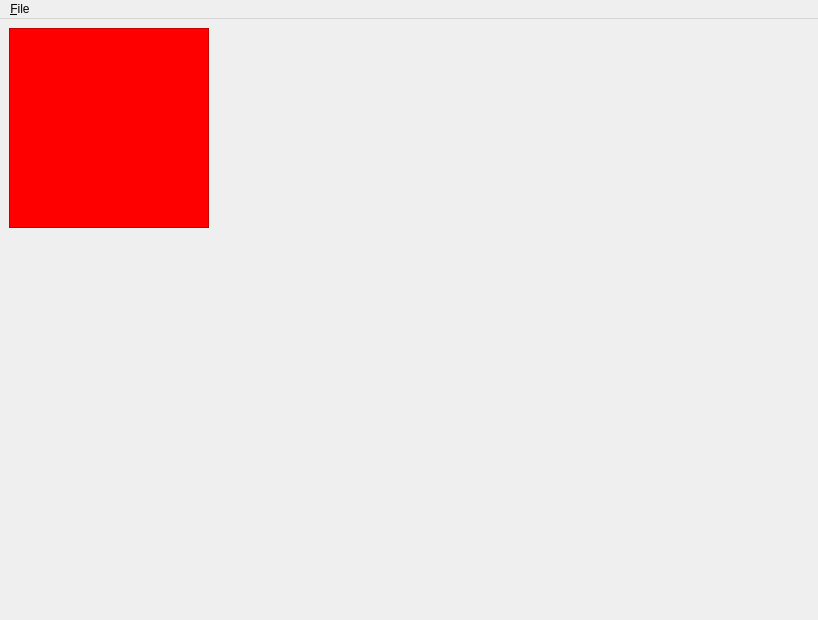
Qt form src/gui/ui/static/main_window.ui (PythBuster/portfolio_rebalancer) before a commit.
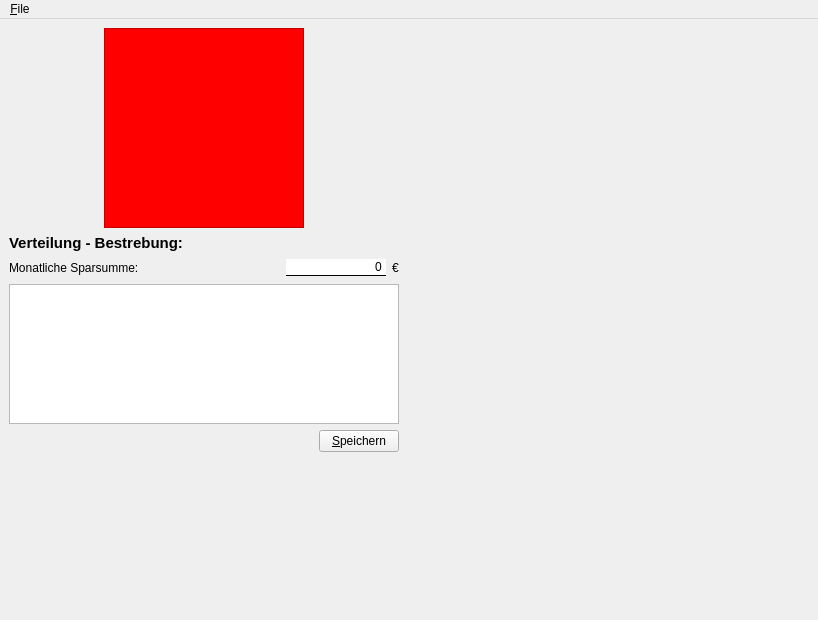
The same form after that commit.

Commit message: feat: added table view with data model for portfolio data (incl dataframe binding) + added db_manager with mockdata.

```diff
--- a/src/gui/ui/static/main_window.ui
+++ b/src/gui/ui/static/main_window.ui
@@ -16,7 +16,7 @@
   <widget class="QWidget" name="centralwidget">
    <layout class="QHBoxLayout" name="horizontalLayout">
     <item>
-     <layout class="QVBoxLayout" name="verticalLayout" stretch="0,0">
+     <layout class="QVBoxLayout" name="verticalLayout" stretch="0,0,0,0,0,0">
       <item>
        <layout class="QHBoxLayout" name="horizontalLayout_2">
         <property name="spacing">
@@ -66,6 +66,118 @@
         </item>
        </layout>
       </item>
+      <item>
+       <widget class="QLabel" name="label_allocation_title">
+        <property name="font">
+         <font>
+          <pointsize>11</pointsize>
+          <bold>true</bold>
+         </font>
+        </property>
+        <property name="text">
+         <string>Verteilung - Bestrebung:</string>
+        </property>
+       </widget>
+      </item>
+      <item>
+       <layout class="QHBoxLayout" name="horizontalLayout_3">
+        <property name="bottomMargin">
+         <number>0</number>
+        </property>
+        <item>
+         <widget class="QLabel" name="monthly_savings_amount">
+          <property name="text">
+           <string>Monatliche Sparsumme:</string>
+          </property>
+         </widget>
+        </item>
+        <item>
+         <spacer name="horizontalSpacer_2">
+          <property name="orientation">
+           <enum>Qt::Orientation::Horizontal</enum>
+          </property>
+          <property name="sizeType">
+           <enum>QSizePolicy::Policy::MinimumExpanding</enum>
+          </property>
+          <property name="sizeHint" stdset="0">
+           <size>
+            <width>10</width>
+            <height>20</height>
+           </size>
+          </property>
+         </spacer>
+        </item>
+        <item>
+         <widget class="QLineEdit" name="lineEdit_monthly_savings_amount">
+          <property name="minimumSize">
+           <size>
+            <width>100</width>
+            <height>0</height>
+           </size>
+          </property>
+          <property name="maximumSize">
+           <size>
+            <width>100</width>
+            <height>16777215</height>
+           </size>
+          </property>
+          <property name="styleSheet">
+           <string notr="true">border: none; border-bottom: 1px solid black;</string>
+          </property>
+          <property name="text">
+           <string>0</string>
+          </property>
+          <property name="alignment">
+           <set>Qt::AlignmentFlag::AlignRight|Qt::AlignmentFlag::AlignTrailing|Qt::AlignmentFlag::AlignVCenter</set>
+          </property>
+         </widget>
+        </item>
+        <item>
+         <widget class="QLabel" name="label_currency">
+          <property name="text">
+           <string>€</string>
+          </property>
+         </widget>
+        </item>
+       </layout>
+      </item>
+      <item>
+       <widget class="QTableView" name="tableView_portfolio_data">
+        <property name="contextMenuPolicy">
+         <enum>Qt::ContextMenuPolicy::NoContextMenu</enum>
+        </property>
+        <property name="sizeAdjustPolicy">
+         <enum>QAbstractScrollArea::SizeAdjustPolicy::AdjustToContents</enum>
+        </property>
+       </widget>
+      </item>
+      <item>
+       <layout class="QHBoxLayout" name="horizontalLayout_4">
+        <property name="bottomMargin">
+         <number>20</number>
+        </property>
+        <item>
+         <spacer name="horizontalSpacer_3">
+          <property name="orientation">
+           <enum>Qt::Orientation::Horizontal</enum>
+          </property>
+          <property name="sizeHint" stdset="0">
+           <size>
+            <width>40</width>
+            <height>20</height>
+           </size>
+          </property>
+         </spacer>
+        </item>
+        <item>
+         <widget class="QPushButton" name="pushButton_save_portfolio_data">
+          <property name="text">
+           <string>&amp;Speichern</string>
+          </property>
+         </widget>
+        </item>
+       </layout>
+      </item>
       <item>
        <spacer name="verticalSpacer">
         <property name="orientation">
```
The commit also changes 8 other files.
